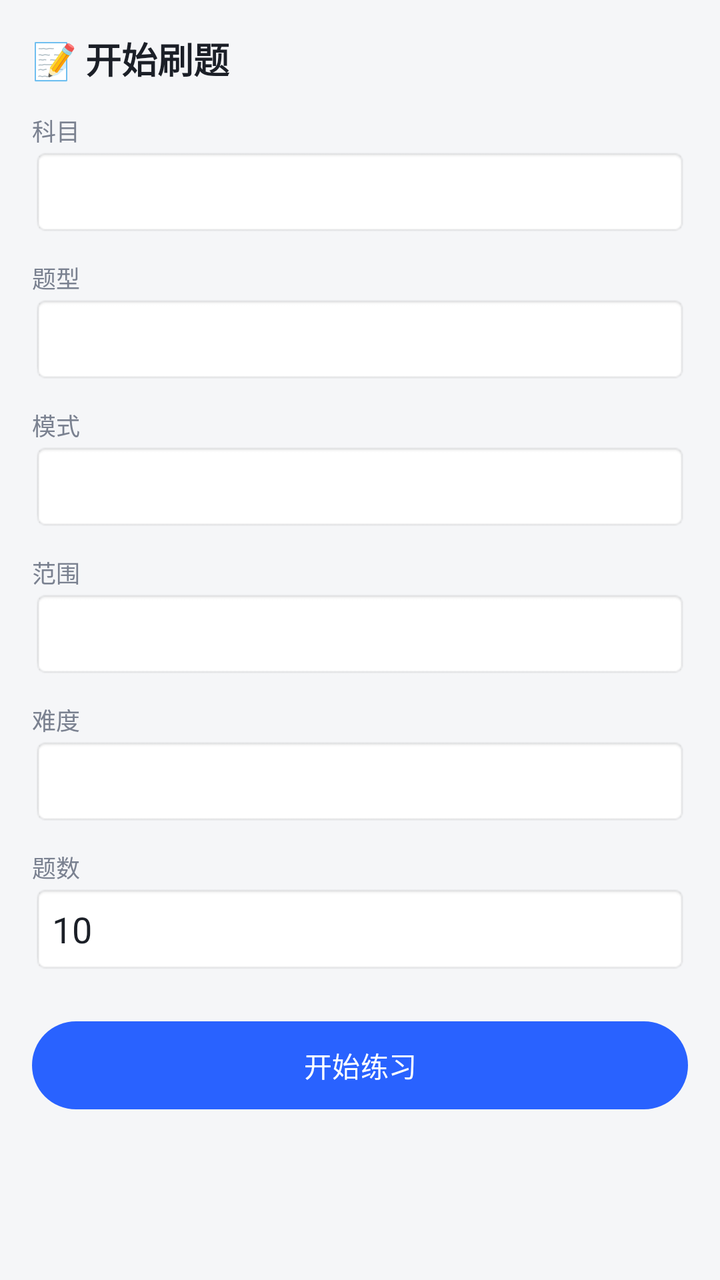
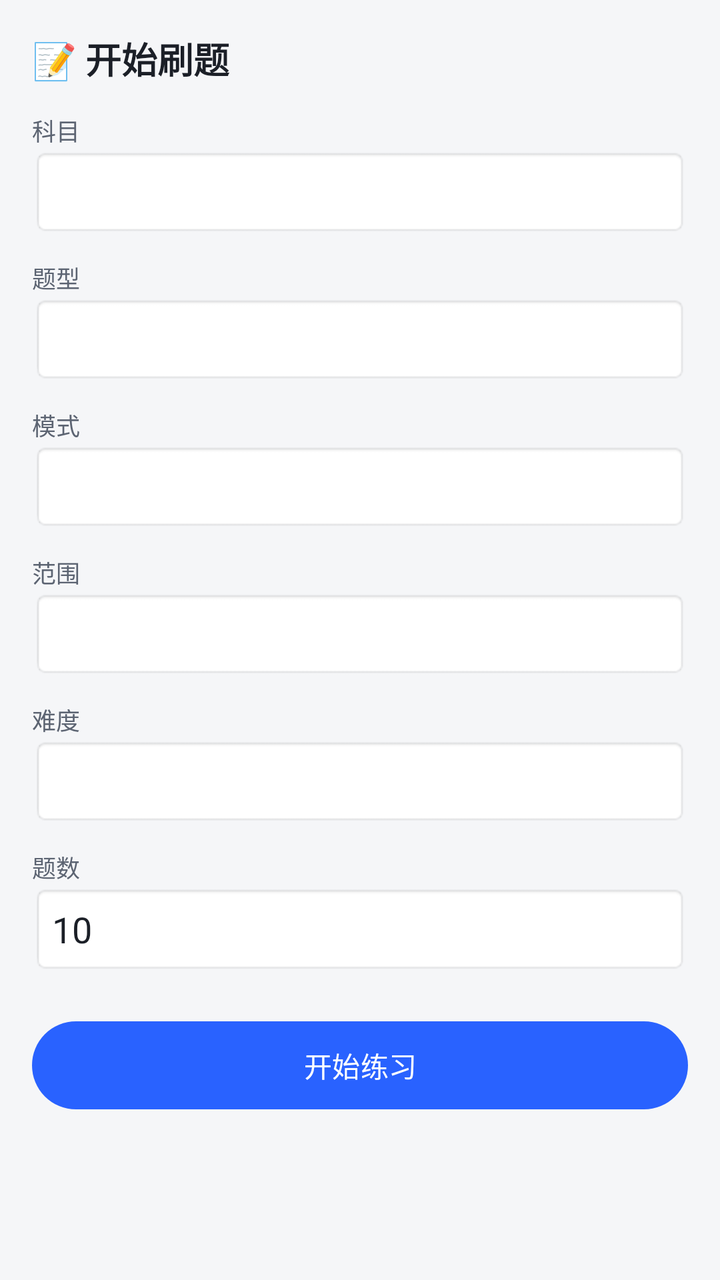

Compare the two renders of this Android layout. The source of the first and the diff that turns it into the second are given below.
<!-- AndroidManifest.xml: application theme Theme.ExamPrep -->
<!-- res/layout/activity_practice_config.xml -->
<?xml version="1.0" encoding="utf-8"?>
<ScrollView xmlns:android="http://schemas.android.com/apk/res/android"
    android:layout_width="match_parent" android:layout_height="match_parent"
    android:fillViewport="true" android:background="@color/bg">

    <LinearLayout
        android:layout_width="match_parent" android:layout_height="wrap_content"
        android:orientation="vertical" android:padding="16dp">

        <TextView style="@style/CardTitle" android:text="📝 开始刷题" android:textSize="18sp" />

        <TextView style="@style/StatLabel" android:layout_marginTop="14dp" android:text="科目" />
        <Spinner
            android:id="@+id/spSubject"
            android:layout_width="match_parent" android:layout_height="44dp"
            android:background="@android:drawable/editbox_background" />

        <TextView style="@style/StatLabel" android:layout_marginTop="12dp" android:text="题型" />
        <Spinner
            android:id="@+id/spType"
            android:layout_width="match_parent" android:layout_height="44dp"
            android:background="@android:drawable/editbox_background" />

        <TextView style="@style/StatLabel" android:layout_marginTop="12dp" android:text="模式" />
        <Spinner
            android:id="@+id/spMode"
            android:layout_width="match_parent" android:layout_height="44dp"
            android:background="@android:drawable/editbox_background" />

        <TextView style="@style/StatLabel" android:layout_marginTop="12dp" android:text="范围" />
        <Spinner
            android:id="@+id/spScope"
            android:layout_width="match_parent" android:layout_height="44dp"
            android:background="@android:drawable/editbox_background" />

        <TextView style="@style/StatLabel" android:layout_marginTop="12dp" android:text="难度" />
        <Spinner
            android:id="@+id/spDifficulty"
            android:layout_width="match_parent" android:layout_height="44dp"
            android:background="@android:drawable/editbox_background" />

        <TextView style="@style/StatLabel" android:layout_marginTop="12dp" android:text="题数" />
        <EditText
            android:id="@+id/etCount"
            android:layout_width="match_parent" android:layout_height="wrap_content"
            android:inputType="number" android:text="10"
            android:background="@android:drawable/editbox_background" android:padding="10dp" />

        <com.google.android.material.button.MaterialButton
            android:id="@+id/btnGo"
            android:layout_width="match_parent" android:layout_height="52dp"
            android:layout_marginTop="20dp"
            android:text="开始练习" />
    </LinearLayout>
</ScrollView>
<!-- resources referenced by this layout -->
<resources>
  <color name="bg">#F5F6F8</color>
  <style name="CardTitle">
          <item name="android:layout_width">wrap_content</item>
          <item name="android:layout_height">wrap_content</item>
          <item name="android:textColor">@color/text_main</item>
          <item name="android:textSize">15sp</item>
          <item name="android:textStyle">bold</item>
      </style>
  <style name="StatLabel">
          <item name="android:layout_width">wrap_content</item>
          <item name="android:layout_height">wrap_content</item>
          <item name="android:textColor">@color/text_sub</item>
          <item name="android:textSize">12sp</item>
      </style>
  <style name="Theme.ExamPrep" parent="Theme.Material3.DayNight.NoActionBar">
          <item name="colorPrimary">@color/primary</item>
          <item name="colorOnPrimary">#FFFFFF</item>
          <item name="colorPrimaryContainer">@color/chip_bg</item>
          <item name="colorSecondary">@color/accent</item>
          <item name="android:colorBackground">@color/bg</item>
          <item name="colorSurface">@color/card</item>
          <item name="android:statusBarColor">@color/primary</item>
          <item name="android:textColorPrimary">@color/text_main</item>
          <item name="android:textColorSecondary">@color/text_sub</item>
      </style>
  <color name="text_main">#1B1F27</color>
  <color name="text_sub">#7A8190</color>
  <color name="primary">#2962FF</color>
  <color name="chip_bg">#EEF2FF</color>
  <color name="accent">#00BFA5</color>
  <color name="card">#FFFFFF</color>
</resources>

<!-- the commit's change to res/layout/activity_practice_config.xml (unified diff, before → after) -->
@@ -46,6 +46,14 @@
             android:inputType="number" android:text="10"
             android:background="@android:drawable/editbox_background" android:padding="10dp" />
 
+        <TextView
+            android:id="@+id/tvPresetHint"
+            android:layout_width="match_parent" android:layout_height="wrap_content"
+            android:layout_marginTop="10dp"
+            android:background="@color/card" android:padding="10dp"
+            android:textColor="@color/text_sub" android:textSize="13sp"
+            android:visibility="gone" />
+
         <com.google.android.material.button.MaterialButton
             android:id="@+id/btnGo"
             android:layout_width="match_parent" android:layout_height="52dp"
<!-- resource entries referenced after the edit -->
@@ -26,7 +26,7 @@
           <item name="android:textColorSecondary">@color/text_sub</item>
       </style>
   <color name="text_main">#1B1F27</color>
-  <color name="text_sub">#7A8190</color>
+  <color name="text_sub">#5C6472</color>
   <color name="primary">#2962FF</color>
   <color name="chip_bg">#EEF2FF</color>
   <color name="accent">#00BFA5</color>
